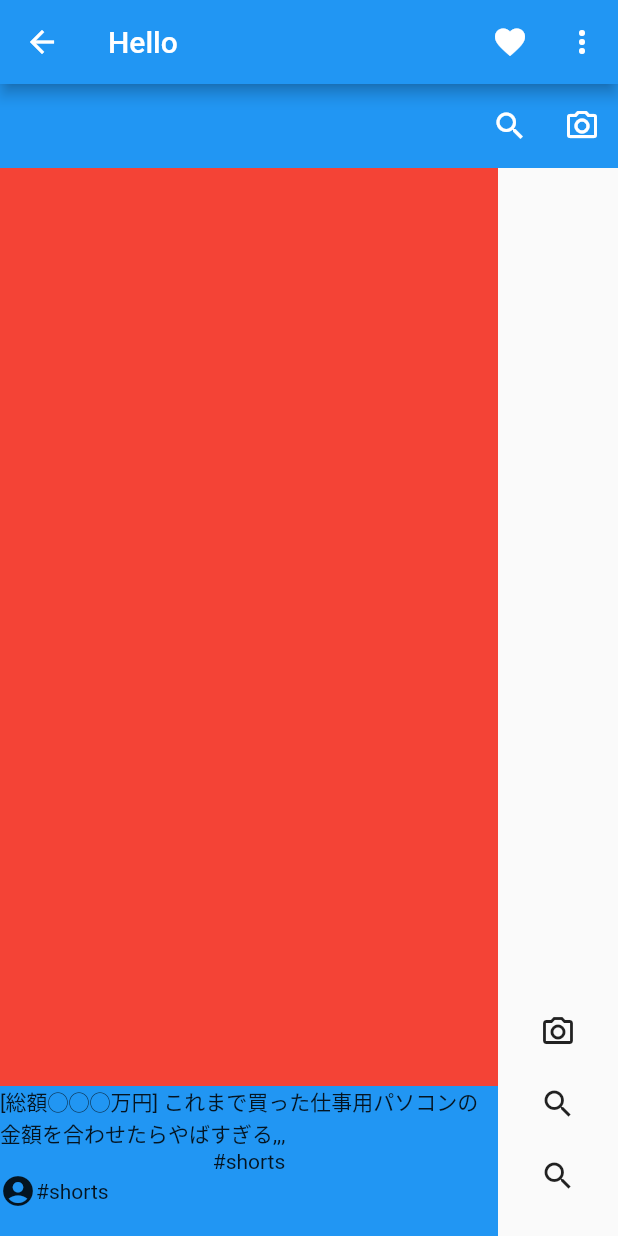
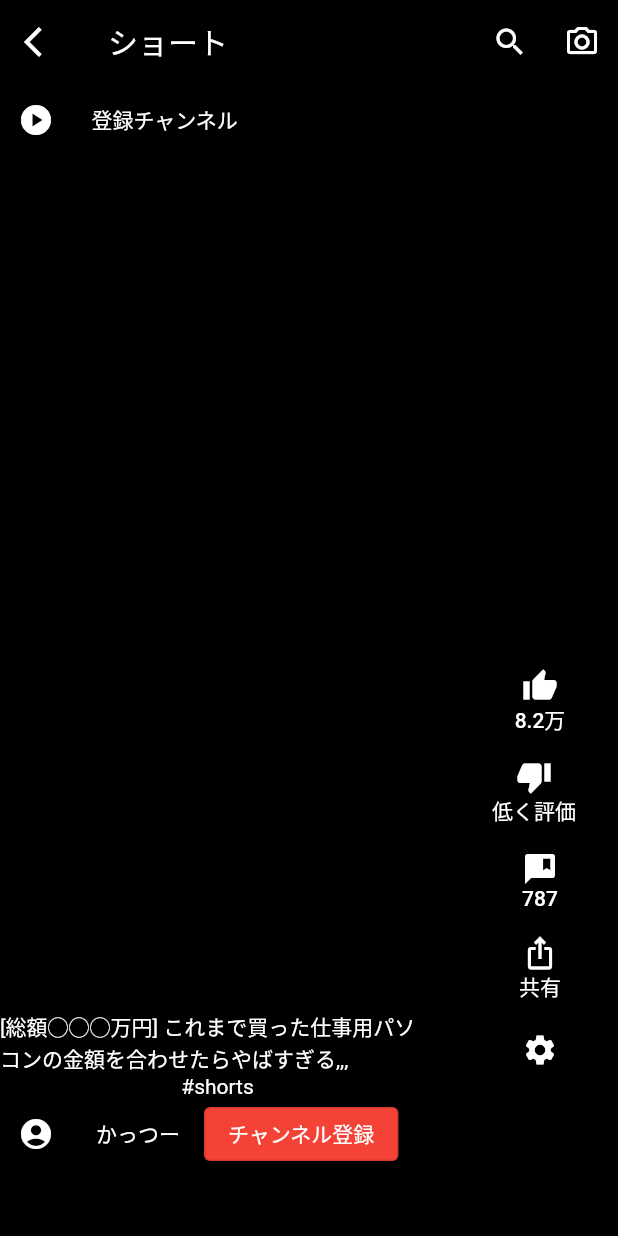
Before and after one commit to kurumi-ikeda/flutter_vantan_tame_a, a Flutter app: the screen it shows after launch, on a phone screen of 412 x 824 dp. Run offline on Flutter 3.47's test engine with Material 2 defaults, Android fonts, the phone set to English and light mode, and no system bars.

Commit message:
ショートページ作りました

```diff
--- a/lib/main.dart
+++ b/lib/main.dart
@@ -8,28 +8,9 @@ class MyApp extends StatelessWidget {
   Widget build(BuildContext context) {
     return MaterialApp(
       title: 'Flutter Demo',
-      theme: ThemeData(primarySwatch: Colors.blue),
+      theme: ThemeData(primarySwatch: Colors.red),
       debugShowCheckedModeBanner: false,
-      home: Scaffold(
-        appBar: AppBar(
-          // 左側のアイコン
-          leading: Icon(Icons.arrow_back),
-          // タイトルテキスト
-          title: Text('Hello'),
-          // 右側のアイコン一覧
-          actions: <Widget>[
-            IconButton(
-              onPressed: () {},
-              icon: Icon(Icons.favorite),
-            ),
-            IconButton(
-              onPressed: () {},
-              icon: Icon(Icons.more_vert),
-            ),
-          ],
-        ),
-        body: ShortPage(),
-      ),
+      home: ShortPage(),
     );
   }
 }
--- a/lib/short_page.dart
+++ b/lib/short_page.dart
@@ -6,13 +6,22 @@ class ShortPage extends StatefulWidget {
   @override
   State<ShortPage> createState() => _ShortPageState();
 }
+
 class _ShortPageState extends State<ShortPage> {
   @override
   Widget build(BuildContext context) {
-      return Scaffold(
+    return Scaffold(
+      backgroundColor: Colors.black,
       appBar: AppBar(
         elevation: 0,
-        backgroundColor: Colors.blue,
+        backgroundColor: Colors.black,
+        // 右側のアイコン一覧
+        // タイトルテキスト
+        leading: IconButton(
+          onPressed: () {},
+          icon: Icon(Icons.arrow_back_ios),
+        ),
+        title: Text('ショート'),
         // 右側のアイコン一覧
         actions: <Widget>[
           IconButton(
@@ -32,47 +41,154 @@ class _ShortPageState extends State<ShortPage> {
               children: [
                 Expanded(
                   child: Container(
-                    color: Colors.red,
+                    alignment: Alignment.topLeft,
+                    child: Row(
+                      children: [
+                        IconButton(
+                          onPressed: () {},
+                          icon: Icon(Icons.play_circle),
+                          color: Colors.white,
+                        ),
+                        SizedBox(width: 5),
+                        TextButton(
+                          onPressed: () {/* ボタンがタップされた時の処理 */},
+                          style: TextButton.styleFrom(
+                            primary: Colors.white,
+                          ),
+                          child: Text("登録チャンネル"),
+                        ),
+                      ],
+                    ),
+                    color: Colors.transparent,
                     height: 100,
                   ),
                 ),
                 Container(
                   child: Column(
                     children: [
-                      Text("[総額◯◯◯万円] これまで買った仕事用パソコンの金額を合わせたらやばすぎる,,,"),
-                      Text("#shorts"),
+                      Text(
+                        "[総額◯◯◯万円] これまで買った仕事用パソコンの金額を合わせたらやばすぎる,,,",
+                        style: TextStyle(color: Colors.white),
+                      ),
+                      Column(
+                        crossAxisAlignment: CrossAxisAlignment.start,
+                        children: [
+                          Text(
+                            "#shorts",
+                            style: TextStyle(color: Colors.white),
+                          ),
+                        ],
+                      ),
                       Row(
                         children: [
-                          Icon(Icons.account_circle),
-                          Text("#shorts"),
+                          IconButton(
+                            onPressed: () {},
+                            icon: Icon(Icons.account_circle),
+                            color: Colors.white,
+                          ),
+                          SizedBox(width: 8),
+                          TextButton(
+                            onPressed: () {/* ボタンがタップされた時の処理 */},
+                            style: TextButton.styleFrom(
+                              primary: Colors.white,
+                            ),
+                            child: Text("かっつー"),
+                          ),
+                          SizedBox(width: 8),
+                          OutlinedButton(
+                            onPressed: () {/* ボタンがタップされた時の処理 */},
+                            style: OutlinedButton.styleFrom(
+                                backgroundColor: Colors.red,
+                                foregroundColor: Colors.white),
+                            child: Text('チャンネル登録'),
+                          )
                         ],
                       )
                     ],
                   ),
-                  color: Colors.blue,
-                  height: 100,
+                  color: Colors.transparent,
+                  height: 150,
                   width: double.infinity,
                 ),
               ],
             ),
           ),
           Container(
-            padding: EdgeInsets.all(16),
+            padding: EdgeInsets.only(top: 10, right: 20, bottom: 100, left: 30),
             child: Column(
               mainAxisAlignment: MainAxisAlignment.end,
               crossAxisAlignment: CrossAxisAlignment.end,
               children: <Widget>[
-                IconButton(
+                TextButton(
                   onPressed: () {},
-                  icon: Icon(Icons.camera_alt_outlined),
+                  child: Column(
+                    children: [
+                      Icon(
+                        Icons.thumb_up,
+                        color: Colors.white,
+                      ),
+                      Text(
+                        '8.2万',
+                        style: TextStyle(color: Colors.white),
+                      ),
+                    ],
+                  ),
                 ),
-                IconButton(
+                TextButton(
                   onPressed: () {},
-                  icon: Icon(Icons.search),
+                  child: Column(
+                    children: [
+                      Icon(
+                        Icons.thumb_down,
+                        color: Colors.white,
+                      ),
+                      Text(
+                        '低く評価',
+                        style: TextStyle(color: Colors.white),
+                      ),
+                    ],
+                  ),
                 ),
-                IconButton(
+                TextButton(
                   onPressed: () {},
-                  icon: Icon(Icons.search),
+                  child: Column(
+                    children: [
+                      Icon(
+                        Icons.comment_bank,
+                        color: Colors.white,
+                      ),
+                      Text(
+                        '787',
+                        style: TextStyle(color: Colors.white),
+                      ),
+                    ],
+                  ),
+                ),
+                TextButton(
+                  onPressed: () {},
+                  child: Column(
+                    children: [
+                      Icon(
+                        Icons.ios_share,
+                        color: Colors.white,
+                      ),
+                      Text(
+                        '共有',
+                        style: TextStyle(color: Colors.white),
+                      ),
+                    ],
+                  ),
+                ),
+                TextButton(
+                  onPressed: () {},
+                  child: Column(
+                    children: [
+                      Icon(
+                        Icons.settings,
+                        color: Colors.white,
+                      ),
+                    ],
+                  ),
                 ),
               ],
             ),
```
